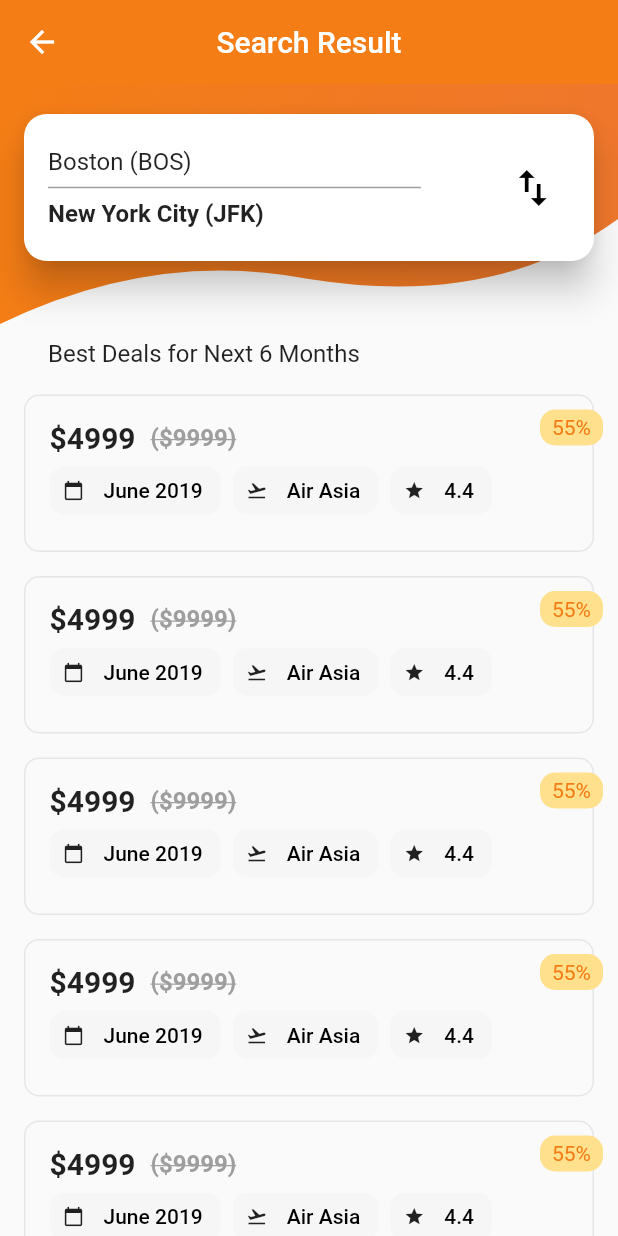
After one commit to shivam-git/flutter_practice_app, a Flutter app: the FlightListing screen opened directly, on a phone screen of 412 x 824 dp. The commit adds this screen. Run offline on Flutter 3.47's test engine with Material 2 defaults, Android fonts, the phone set to English and light mode, and no system bars; our stand-ins replace google_fonts; Roboto replaces fonts that are missing (Oxygen).

Commit message:
Flight Listing Screen UI

```diff
--- /dev/null
+++ b/lib/flight_ticket_app_ui/FlightListing.dart
@@ -0,0 +1,30 @@
+import 'package:flutter/material.dart';
+import 'package:flutter_practice_app/flight_ticket_app_ui/res/colors.dart';
+import 'package:flutter_practice_app/flight_ticket_app_ui/widgets/FlightListingBottomPart.dart';
+import 'package:flutter_practice_app/flight_ticket_app_ui/widgets/FlightListingTopPart.dart';
+
+class FlightListing extends StatelessWidget {
+  @override
+  Widget build(BuildContext context) {
+    return Scaffold(
+      appBar: AppBar(
+        elevation: 0.0,
+        backgroundColor: AppColors.firstColor,
+        title: Text("Search Result"),
+        centerTitle: true,
+        leading: InkWell(
+            onTap: () => Navigator.pop(context), child: Icon(Icons.arrow_back)),
+      ),
+      body: SingleChildScrollView(
+        scrollDirection: Axis.vertical,
+              child: Column(
+          children: <Widget>[
+            FlightListingTopPart(),
+            SizedBox(height: 10.0),
+            FlightListingBottomPart()
+          ],
+        ),
+      ),
+    );
+  }
+}
--- a/lib/flight_ticket_app_ui/FlightScreen.dart
+++ b/lib/flight_ticket_app_ui/FlightScreen.dart
@@ -11,11 +11,15 @@ class FlightScreen extends StatelessWidget {
   Widget build(BuildContext context) {
     return Scaffold(
       bottomNavigationBar: CustomAppBar(),
-      body: Column(
-        children: <Widget>[
-          FlightScreenTopPart(),
-          flightScreenBottomPart,
-        ],
+      body: SingleChildScrollView(
+        scrollDirection: Axis.vertical,
+        child: Column(
+          children: <Widget>[
+            FlightScreenTopPart(),
+            flightScreenBottomPart,
+            flightScreenBottomPart,
+          ],
+        ),
       ),
     );
   }
@@ -43,7 +47,7 @@ var flightScreenBottomPart = Column(
       ),
     ),
     Container(
-      margin: EdgeInsets.symmetric(vertical:20.0),
+      margin: EdgeInsets.symmetric(vertical: 20.0),
       height: 250.0,
       child: ListView(
         shrinkWrap: true,
--- a/lib/flight_ticket_app_ui/res/colors.dart
+++ b/lib/flight_ticket_app_ui/res/colors.dart
@@ -4,6 +4,10 @@ import 'package:google_fonts/google_fonts.dart';
 
 class AppColors {
   AppColors._();
+
+  static const Color discountBackgoundColor = Color(0xFFFFE08D);
+  static const Color flightBorderColor = Color(0xFFE6E6E6);
+  static const Color chipBackgoundColor = Color(0xFFF6F6F6);
 
   static const Color firstColor = Color(0xFFF47D15);
   static const Color secondColor = Color(0xFFEF772C);
--- /dev/null
+++ b/lib/flight_ticket_app_ui/widgets/FlightListingBottomPart.dart
@@ -0,0 +1,134 @@
+import 'package:flutter/material.dart';
+import 'package:flutter_practice_app/flight_ticket_app_ui/res/colors.dart';
+import 'package:google_fonts/google_fonts.dart';
+
+class FlightListingBottomPart extends StatelessWidget {
+  @override
+  Widget build(BuildContext context) {
+    return Padding(
+      padding: EdgeInsets.only(left: 16.0),
+      child: Column(
+          crossAxisAlignment: CrossAxisAlignment.start,
+          children: <Widget>[
+            Padding(
+              padding: const EdgeInsets.symmetric(
+                horizontal: 16.0,
+              ),
+              child: Text(
+                "Best Deals for Next 6 Months",
+                style: AppColors.dropDownMenuStyle,
+              ),
+            ),
+            SizedBox(height: 10.0),
+            ListView(
+                shrinkWrap: true,
+                physics: ClampingScrollPhysics(),
+                children: <Widget>[
+                  FlightCard(),
+                  FlightCard(),
+                  FlightCard(),
+                  FlightCard(),
+                  FlightCard(),
+                  FlightCard(),
+                  FlightCard(),
+                  FlightCard(),
+                  FlightCard(),
+                  FlightCard(),
+                ])
+          ]),
+    );
+  }
+}
+
+class FlightCard extends StatelessWidget {
+  @override
+  Widget build(BuildContext context) {
+    return Padding(
+      padding: const EdgeInsets.symmetric(vertical: 8.0),
+      child: Stack(
+        children: <Widget>[
+          Container(
+            margin: EdgeInsets.only(right: 16.0),
+            decoration: BoxDecoration(
+                borderRadius: BorderRadius.circular(10.0),
+                border: Border.all(color: AppColors.flightBorderColor)),
+            child: Padding(
+              padding: const EdgeInsets.all(16.0),
+              child: Column(
+                  crossAxisAlignment: CrossAxisAlignment.start,
+                  children: <Widget>[
+                    Row(
+                      children: <Widget>[
+                        Text(
+                          "\$4999  ",
+                          style: GoogleFonts.oxygen(
+                              fontSize: 20.0, fontWeight: FontWeight.bold),
+                        ),
+                        Text(
+                          "(\$9999)",
+                          style: GoogleFonts.oxygen(
+                              fontSize: 16.0,
+                              fontWeight: FontWeight.bold,
+                              color: Colors.grey,
+                              decoration: TextDecoration.lineThrough),
+                        ),
+                      ],
+                    ),
+                    Wrap(
+                      spacing: 8.0,
+                      children: <Widget>[
+                        FlightInfoChip(
+                            icon: Icons.calendar_today, title: 'June 2019'),
+                        FlightInfoChip(
+                            icon: Icons.flight_takeoff, title: 'Air Asia'),
+                        FlightInfoChip(icon: Icons.star, title: '4.4'),
+                      ],
+                    )
+                  ]),
+            ),
+          ),
+          Positioned(
+            right: 10,
+            top: 10,
+            child: Container(
+              padding: EdgeInsets.symmetric(horizontal: 8.0, vertical: 4.0),
+              child: Text(
+                '55%',
+                style: GoogleFonts.oxygen(
+                  color: AppColors.firstColor,
+                  fontSize: 14.0,
+                ),
+              ),
+              decoration: BoxDecoration(
+                  color: AppColors.discountBackgoundColor,
+                  borderRadius: BorderRadius.circular(10.0)),
+            ),
+          )
+        ],
+      ),
+    );
+  }
+}
+
+class FlightInfoChip extends StatelessWidget {
+  final IconData icon;
+  final String title;
+
+  const FlightInfoChip({Key key, this.icon, this.title}) : super(key: key);
+
+  @override
+  Widget build(BuildContext context) {
+    return RawChip(
+      label: Text(
+        title,
+      ),
+      labelStyle: GoogleFonts.oxygen(color: Colors.black, fontSize: 14.0),
+      avatar: Icon(
+        icon,
+        size: 14.0,
+      ),
+      backgroundColor: AppColors.chipBackgoundColor,
+      shape: RoundedRectangleBorder(borderRadius: BorderRadius.circular(10.0)),
+    );
+  }
+}
--- /dev/null
+++ b/lib/flight_ticket_app_ui/widgets/FlightListingTopPart.dart
@@ -0,0 +1,72 @@
+import 'package:flutter/material.dart';
+import 'package:flutter_practice_app/flight_ticket_app_ui/res/colors.dart';
+import 'package:flutter_practice_app/flight_ticket_app_ui/res/strings.dart';
+import 'package:flutter_practice_app/flight_ticket_app_ui/widgets/custom_shape_clipper.dart';
+import 'package:google_fonts/google_fonts.dart';
+
+class FlightListingTopPart extends StatelessWidget {
+  @override
+  Widget build(BuildContext context) {
+    return Stack(
+      children: <Widget>[
+        ClipPath(
+          clipper: CustomShapeClipper(),
+          child: Container(
+            height: 160.0,
+            decoration: BoxDecoration(
+              gradient: LinearGradient(
+                  colors: [AppColors.firstColor, AppColors.secondColor]),
+            ),
+          ),
+        ),
+        Column(
+          children: <Widget>[
+            SizedBox(height: 20.0),
+            Card(
+              shape: RoundedRectangleBorder(
+                  borderRadius: BorderRadius.circular(15.0)),
+              margin: EdgeInsets.symmetric(horizontal: 16.0),
+              elevation: 10.0,
+              child: Container(
+                padding: EdgeInsets.symmetric(horizontal: 16.0, vertical: 22.0),
+                child: Row(
+                  mainAxisAlignment: MainAxisAlignment.spaceBetween,
+                  mainAxisSize: MainAxisSize.max,
+                  children: <Widget>[
+                    Expanded(
+                      flex: 5,
+                      child: Column(
+                        crossAxisAlignment: CrossAxisAlignment.start,
+                        children: <Widget>[
+                          Text(
+                            AppStrings.locations[0],
+                            style: GoogleFonts.oxygen(fontSize: 16.0),
+                          ),
+                          Divider(thickness: 1.0, color: Colors.grey),
+                          Text(
+                            AppStrings.locations[1],
+                            style: GoogleFonts.oxygen(
+                                fontSize: 16.0, fontWeight: FontWeight.bold),
+                          ),
+                        ],
+                      ),
+                    ),
+                    Spacer(),
+                    Expanded(
+                      flex: 1,
+                      child: Icon(
+                        Icons.import_export,
+                        color: Colors.black,
+                        size: 32.0,
+                      ),
+                    )
+                  ],
+                ),
+              ),
+            ),
+          ],
+        )
+      ],
+    );
+  }
+}
--- a/lib/flight_ticket_app_ui/widgets/FlightScreenTopPart.dart
+++ b/lib/flight_ticket_app_ui/widgets/FlightScreenTopPart.dart
@@ -4,6 +4,8 @@ import 'package:flutter_practice_app/flight_ticket_app_ui/res/strings.dart';
 import 'package:flutter_practice_app/flight_ticket_app_ui/widgets/choice_chip.dart';
 import 'package:flutter_practice_app/flight_ticket_app_ui/widgets/custom_shape_clipper.dart';
 import 'package:google_fonts/google_fonts.dart';
+
+import '../FlightListing.dart';
 
 class FlightScreenTopPart extends StatefulWidget {
   @override
@@ -63,7 +65,19 @@ class _FlightScreenTopPartState extends State<FlightScreenTopPart> {
                             suffixIcon: Material(
                               elevation: 4.0,
                               borderRadius: BorderRadius.circular(30.0),
-                              child: Icon(Icons.search),
+                              child: InkWell(
+                                onTap: () {
+                                  Navigator.push(
+                                      context,
+                                      MaterialPageRoute(
+                                          builder: (context) =>
+                                              FlightListing()));
+                                },
+                                child: Icon(
+                                  Icons.search,
+                                  color: Colors.black,
+                                ),
+                              ),
                             )),
                       ),
                     ),
```
Also changed, not shown: pubspec.lock, 2 other files.
